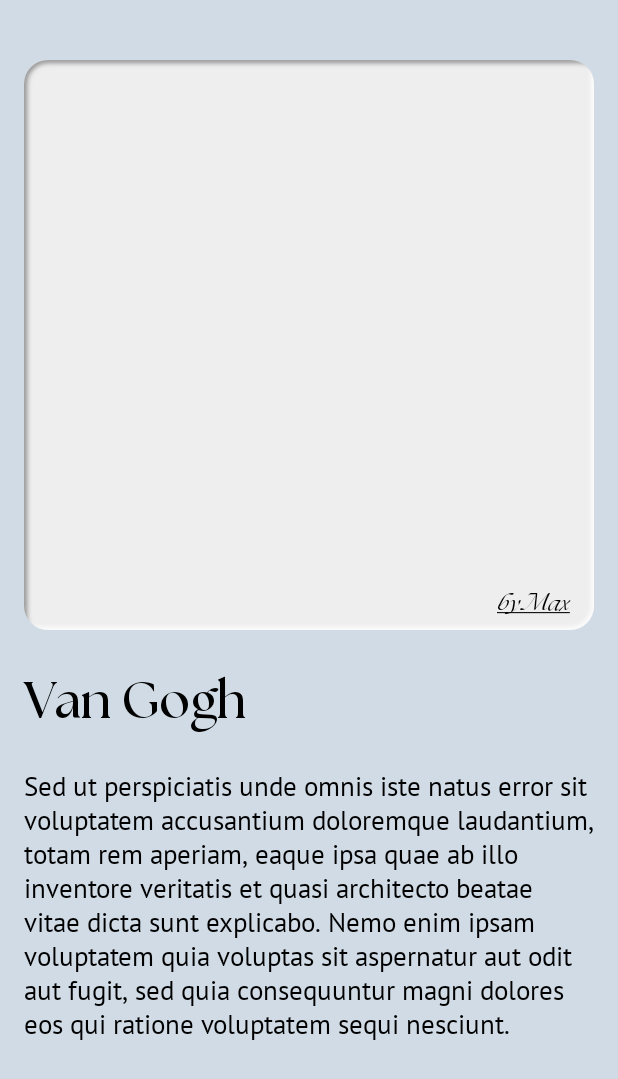
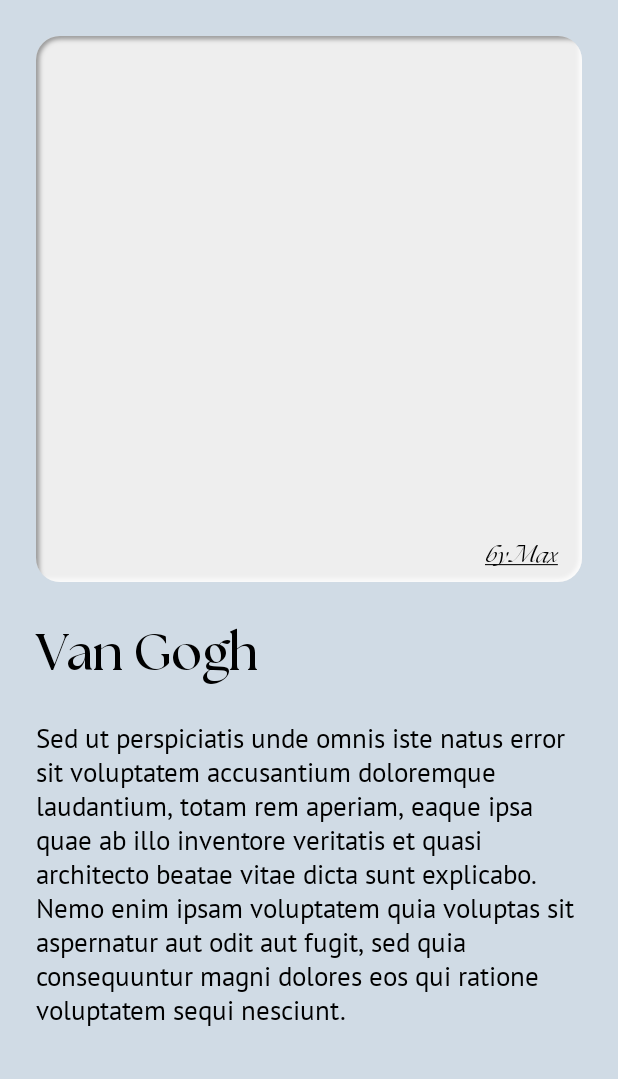
Before and after one commit to voitenkodev/galleryspace, an Android app built with Jetpack Compose: the screen it shows after launch (MainActivity), on a phone screen of 412 x 824 dp. Shown: the top 1079 px of the screen. Run offline under Robolectric (Android 15) with nearby library versions, the phone set to English and light mode, and no system bars; pictures from the network do not load.

Commit message:
fix paddings

```diff
--- a/app/src/main/java/com/voitenko/dev/galleryspace/MainActivity.kt
+++ b/app/src/main/java/com/voitenko/dev/galleryspace/MainActivity.kt
@@ -58,8 +58,9 @@ fun Greeting() {
 
     val painter = rememberAsyncImagePainter(
         model = ImageRequest.Builder(LocalContext.current)
+            .data("https://upload.wikimedia.org/wikipedia/commons/thumb/d/d9/%D0%A7%D1%91%D1%80%D0%BD%D1%8B%D0%B9_%D1%81%D1%83%D0%BF%D1%80%D0%B5%D0%BC%D0%B0%D1%82%D0%B8%D1%87%D0%B5%D1%81%D0%BA%D0%B8%D0%B9_%D0%BA%D0%B2%D0%B0%D0%B4%D1%80%D0%B0%D1%82._1915._%D0%93%D0%A2%D0%93.png/350px-%D0%A7%D1%91%D1%80%D0%BD%D1%8B%D0%B9_%D1%81%D1%83%D0%BF%D1%80%D0%B5%D0%BC%D0%B0%D1%82%D0%B8%D1%87%D0%B5%D1%81%D0%BA%D0%B8%D0%B9_%D0%BA%D0%B2%D0%B0%D0%B4%D1%80%D0%B0%D1%82._1915._%D0%93%D0%A2%D0%93.png")
 //            .data("https://dmn-dallas-news-prod.cdn.arcpublishing.com/resizer/Q3MPgXlouXWPujS8AxihDXlwqbw=/1660x934/smart/filters:no_upscale()/cloudfront-us-east-1.images.arcpublishing.com/dmn/BR2GB24AWVFYXA5EDFM4YPSWQ4.jpg")
-            .data("https://encrypted-tbn0.gstatic.com/images?q=tbn:ANd9GcSTY5VRkGXGr6oUsXdApP-UdtVeBikwHjCl6Q&usqp=CAU")
+//            .data("https://encrypted-tbn0.gstatic.com/images?q=tbn:ANd9GcSTY5VRkGXGr6oUsXdApP-UdtVeBikwHjCl6Q&usqp=CAU")
             .size(ORIGINAL).build()
     )
 
@@ -67,8 +68,8 @@ fun Greeting() {
         modifier = Modifier
             .fillMaxSize()
             .background(crystal)
-            .padding(top = 40.dp)
-            .padding(horizontal = 16.dp), verticalArrangement = Arrangement.spacedBy(24.dp)
+            .padding(top = 24.dp)
+            .padding(horizontal = 24.dp), verticalArrangement = Arrangement.spacedBy(24.dp)
     ) {
 
         BoxWithConstraints(
```
